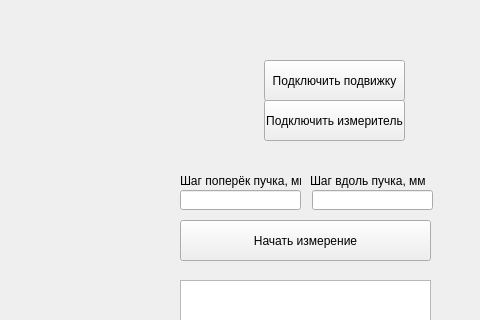
Qt form main_window.ui (Anbionchik/beam_width_meter) before a commit; both pictures show x 320 to 800 and y 0 to 320 of the 800 by 600 pixel window.
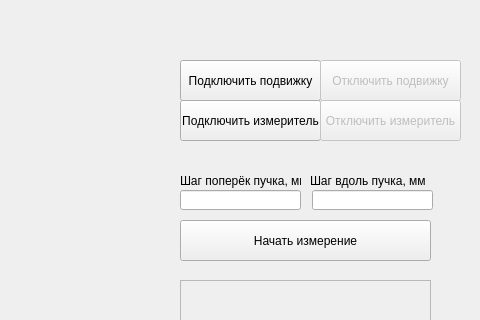
The same form after that commit.

The edit to the form file:
```diff
--- a/main_window.ui
+++ b/main_window.ui
@@ -17,7 +17,7 @@
    <widget class="QPushButton" name="connect_translator_btn">
     <property name="geometry">
      <rect>
-      <x>584</x>
+      <x>500</x>
       <y>60</y>
       <width>141</width>
       <height>41</height>
@@ -30,7 +30,7 @@
    <widget class="QPushButton" name="connect_powermeter_btn">
     <property name="geometry">
      <rect>
-      <x>584</x>
+      <x>500</x>
       <y>100</y>
       <width>141</width>
       <height>41</height>
@@ -100,6 +100,9 @@
     </property>
    </widget>
    <widget class="QPlainTextEdit" name="info_field">
+    <property name="enabled">
+     <bool>false</bool>
+    </property>
     <property name="geometry">
      <rect>
       <x>500</x>
@@ -109,6 +112,38 @@
      </rect>
     </property>
    </widget>
+   <widget class="QPushButton" name="disconnect_powermeter_btn">
+    <property name="enabled">
+     <bool>false</bool>
+    </property>
+    <property name="geometry">
+     <rect>
+      <x>640</x>
+      <y>100</y>
+      <width>141</width>
+      <height>41</height>
+     </rect>
+    </property>
+    <property name="text">
+     <string>Отключить измеритель</string>
+    </property>
+   </widget>
+   <widget class="QPushButton" name="disconnect_translator_btn">
+    <property name="enabled">
+     <bool>false</bool>
+    </property>
+    <property name="geometry">
+     <rect>
+      <x>640</x>
+      <y>60</y>
+      <width>141</width>
+      <height>41</height>
+     </rect>
+    </property>
+    <property name="text">
+     <string>Отключить подвижку</string>
+    </property>
+   </widget>
   </widget>
   <widget class="QMenuBar" name="menubar">
    <property name="geometry">
```
